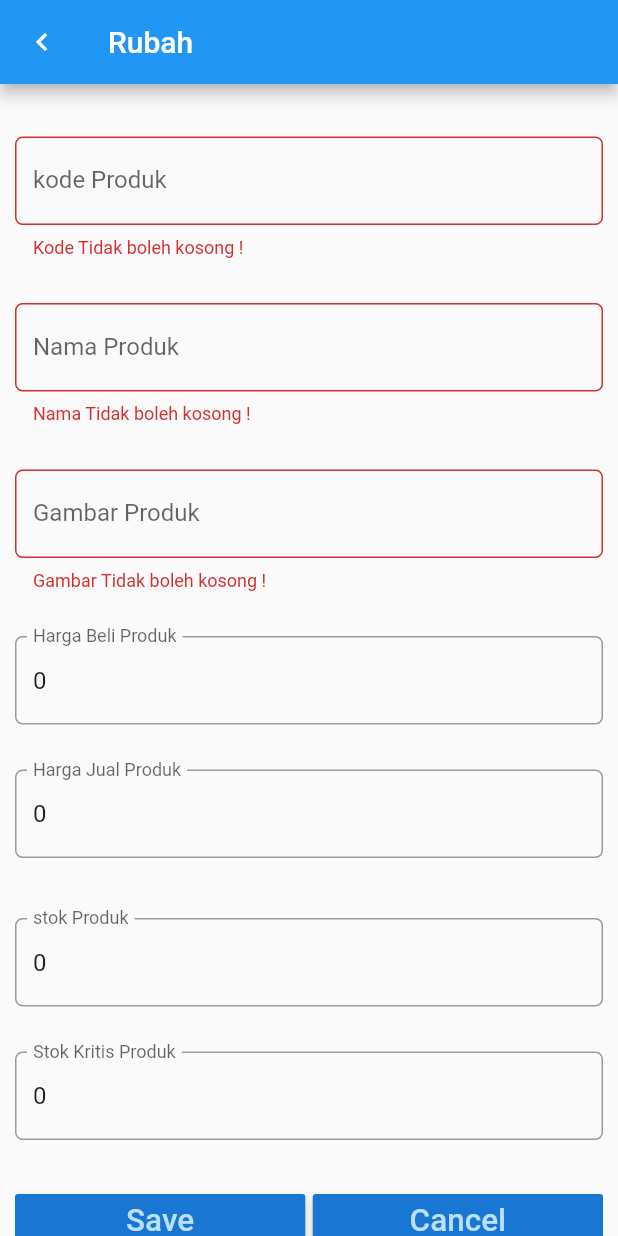
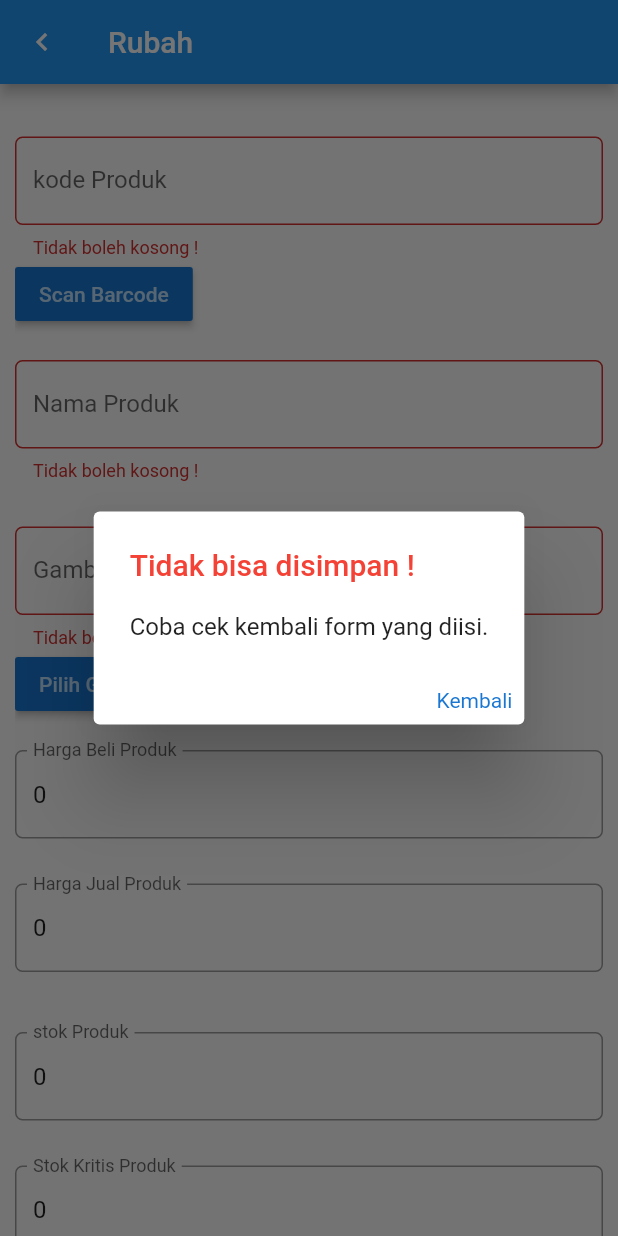
Before and after one commit to TaufiqOdhi/posFlutter, a Flutter app: the EntryForm screen opened directly with empty values, after a tap on "Save", on a phone screen of 412 x 824 dp. Run offline on Flutter 3.47's test engine with Material 2 defaults, Android fonts, the phone set to English and light mode, and no system bars; our stand-ins replace sqflite; accounts and stored records are empty.

Commit message:
init Scan Barcode dan pilih gambar

```diff
--- a/lib/enter.dart
+++ b/lib/enter.dart
@@ -1,7 +1,7 @@
 import 'package:flutter/material.dart';
 import 'package:pos/produk.dart';
 
-class EntryForm extends StatefulWidget{
+class EntryForm extends StatefulWidget {
   final Produk produk;
 
   EntryForm(this.produk);
@@ -10,7 +10,7 @@ class EntryForm extends StatefulWidget{
   EntryFormState createState() => EntryFormState(this.produk);
 }
 
-class EntryFormState extends State<EntryForm>{
+class EntryFormState extends State<EntryForm> {
   Produk produk;
   bool _error = false;
   bool _errorKode = false;
@@ -31,8 +31,8 @@ class EntryFormState extends State<EntryForm>{
   TextEditingController stokProdukController = TextEditingController();
 
   @override
-  Widget build(BuildContext context){
-    if(produk != null){
+  Widget build(BuildContext context) {
+    if (produk != null) {
       kodeProdukController.text = produk.kodeProduk;
       namaProdukController.text = produk.namaProduk;
       gambarProdukController.text = produk.gambarProduk;
@@ -53,101 +53,46 @@ class EntryFormState extends State<EntryForm>{
         ),
       ),
       body: Padding(
-        padding: EdgeInsets.only(top: 15.0, left:10.0, right:10.0),
-        child: ListView(
-          children: <Widget> [
-            Padding(//kode produk
-              padding: EdgeInsets.only(top:20.0, bottom:10.0),
+        padding: EdgeInsets.only(top: 15.0, left: 10.0, right: 10.0),
+        child: ListView(children: <Widget>[
+          Padding(
+            //kode produk
+            padding: EdgeInsets.only(top: 20.0),
             child: TextField(
               controller: kodeProdukController,
               keyboardType: TextInputType.text,
               decoration: InputDecoration(
                 labelText: 'kode Produk',
-                  errorText: _errorKode ? 'Kode Tidak boleh kosong !' : null,
+                errorText: _errorKode ? 'Tidak boleh kosong !' : null,
                 border: OutlineInputBorder(
                   borderRadius: BorderRadius.circular(5.0),
                 ),
               ),
             ),
           ),
-            Padding(//nama produk
-              padding: EdgeInsets.only(top:20.0, bottom:10.0),
+          Row(
+            children: <Widget>[
+              Flexible(
+                child: RaisedButton(
+                    color: Theme.of(context).primaryColorDark,
+                    textColor: Theme.of(context).primaryColorLight,
+                    child: Text(
+                      'Scan Barcode',
+                      textScaleFactor: 1.0,
+                    ),
+                    onPressed: () {}),
+              ),
+            ],
+          ),
+          Padding(
+            //nama produk
+            padding: EdgeInsets.only(top: 20.0, bottom: 10.0),
             child: TextField(
               controller: namaProdukController,
               keyboardType: TextInputType.text,
               decoration: InputDecoration(
                 labelText: 'Nama Produk',
-                  errorText: _errorNama ? 'Nama Tidak boleh kosong !' : null,
-                  border: OutlineInputBorder(
-                    borderRadius: BorderRadius.circular(5.0),
-                  ),
-                ),
-              ),
-            ),
-            Padding(//gambar produk
-              padding: EdgeInsets.only(top:20.0, bottom:10.0),
-              child: TextField(
-                controller: gambarProdukController,
-                keyboardType: TextInputType.text,
-                decoration: InputDecoration(
-                  labelText: 'Gambar Produk',
-                  errorText: _errorGambar ? 'Gambar Tidak boleh kosong !' : null,
-                  border: OutlineInputBorder(
-                    borderRadius: BorderRadius.circular(5.0),
-                  ),
-                ),
-              ),
-            ),
-            Padding(//harga beli produk
-              padding: EdgeInsets.only(top:20.0, bottom:10.0),
-              child: TextField(
-                controller: hargaBeliProdukController,
-                keyboardType: TextInputType.number,
-                decoration: InputDecoration(
-                  labelText: 'Harga Beli Produk',
-                  errorText: _errorHargaBeli ? 'Beli Tidak boleh kosong !' : null,
-                  border: OutlineInputBorder(
-                    borderRadius: BorderRadius.circular(5.0),
-                  ),
-                ),
-              ),
-            ),
-            Padding(//harga jual produk
-              padding: EdgeInsets.only(top:20.0, bottom:20.0),
-              child: TextField(
-                controller: hargaJualController,
-                keyboardType: TextInputType.number,
-                decoration: InputDecoration(
-                  labelText: 'Harga Jual Produk',
-                  errorText: _errorHargaJual ? 'Jual Tidak boleh kosong !' : null,
-                  border: OutlineInputBorder(
-                    borderRadius: BorderRadius.circular(5.0),
-                  ),
-                ),
-              ),
-            ),
-            Padding(//stok produk
-              padding: EdgeInsets.only(top:20.0, bottom:10.0),
-              child: TextField(
-                controller: stokProdukController,
-                keyboardType: TextInputType.number,
-                decoration: InputDecoration(
-                  labelText: 'stok Produk',
-                  errorText: _errorStok ? 'Stok Tidak boleh kosong !' : null,
-                  border: OutlineInputBorder(
-                    borderRadius: BorderRadius.circular(5.0),
-                  ),
-                ),
-              ),
-            ),
-            Padding(//stok kritis produk
-              padding: EdgeInsets.only(top:20.0, bottom:10.0),
-              child: TextField(
-                controller: stokKritisProdukController,
-                keyboardType: TextInputType.number,
-                decoration: InputDecoration(
-                  labelText: 'Stok Kritis Produk',
-                  errorText: _errorStokKritis ? 'Kritis Tidak boleh kosong !' : null,
+                errorText: _errorNama ? 'Tidak boleh kosong !' : null,
                 border: OutlineInputBorder(
                   borderRadius: BorderRadius.circular(5.0),
                 ),
@@ -155,7 +100,103 @@ class EntryFormState extends State<EntryForm>{
             ),
           ),
           Padding(
-              padding: EdgeInsets.only(top:20.0, bottom:20.0),
+            //gambar produk
+            padding: EdgeInsets.only(top: 20.0),
+            child: TextField(
+              controller: gambarProdukController,
+              keyboardType: TextInputType.text,
+              decoration: InputDecoration(
+                labelText: 'Gambar Produk',
+                errorText: _errorGambar ? 'Tidak boleh kosong !' : null,
+                border: OutlineInputBorder(
+                  borderRadius: BorderRadius.circular(5.0),
+                ),
+              ),
+            ),
+          ),
+          Row(
+            children: <Widget>[
+              Flexible(
+                child: RaisedButton(
+                    color: Theme.of(context).primaryColorDark,
+                    textColor: Theme.of(context).primaryColorLight,
+                    child: Text(
+                      'Pilih Gambar',
+                      textScaleFactor: 1.0,
+                    ),
+                    onPressed: () {}),
+              ),
+            ],
+          ),
+          Padding(
+            //harga beli produk
+            padding: EdgeInsets.only(top: 20.0, bottom: 10.0),
+            child: TextField(
+              controller: hargaBeliProdukController,
+              keyboardType: TextInputType.number,
+              decoration: InputDecoration(
+                labelText: 'Harga Beli Produk',
+                errorText: _errorHargaBeli
+                    ? 'Tidak boleh kosong dan harus angka !'
+                    : null,
+                border: OutlineInputBorder(
+                  borderRadius: BorderRadius.circular(5.0),
+                ),
+              ),
+            ),
+          ),
+          Padding(
+            //harga jual produk
+            padding: EdgeInsets.only(top: 20.0, bottom: 20.0),
+            child: TextField(
+              controller: hargaJualController,
+              keyboardType: TextInputType.number,
+              decoration: InputDecoration(
+                labelText: 'Harga Jual Produk',
+                errorText: _errorHargaJual
+                    ? 'Tidak boleh kosong dan harus angka !'
+                    : null,
+                border: OutlineInputBorder(
+                  borderRadius: BorderRadius.circular(5.0),
+                ),
+              ),
+            ),
+          ),
+          Padding(
+            //stok produk
+            padding: EdgeInsets.only(top: 20.0, bottom: 10.0),
+            child: TextField(
+              controller: stokProdukController,
+              keyboardType: TextInputType.number,
+              decoration: InputDecoration(
+                labelText: 'stok Produk',
+                errorText:
+                    _errorStok ? 'Tidak boleh kosong dan harus angka !' : null,
+                border: OutlineInputBorder(
+                  borderRadius: BorderRadius.circular(5.0),
+                ),
+              ),
+            ),
+          ),
+          Padding(
+            //stok kritis produk
+            padding: EdgeInsets.only(top: 20.0, bottom: 10.0),
+            child: TextField(
+              controller: stokKritisProdukController,
+              keyboardType: TextInputType.number,
+              decoration: InputDecoration(
+                labelText: 'Stok Kritis Produk',
+                errorText: _errorStokKritis
+                    ? 'Tidak boleh kosong dan harus angka !'
+                    : null,
+                border: OutlineInputBorder(
+                  borderRadius: BorderRadius.circular(5.0),
+                ),
+              ),
+            ),
+          ),
+          Padding(
+            padding: EdgeInsets.only(top: 20.0, bottom: 20.0),
             child: Row(
               children: <Widget>[
                 Expanded(
@@ -166,22 +207,48 @@ class EntryFormState extends State<EntryForm>{
                       'Save',
                       textScaleFactor: 1.5,
                     ),
-                      onPressed: (){
+                    onPressed: () {
                       setState(() {
-                          kodeProdukController.text.isEmpty ? _errorKode = true : _errorKode = false;
-                          namaProdukController.text.isEmpty ? _errorNama = true : _errorNama = false;
-                          gambarProdukController.text.isEmpty ? _errorGambar = true : _errorGambar = false;
-                          hargaBeliProdukController.text.isEmpty ? _errorHargaBeli = true : _errorHargaBeli = false;
-                          hargaJualController.text.isEmpty ? _errorHargaJual = true : _errorHargaJual = false;
-                          stokProdukController.text.isEmpty ? _errorStok = true : _errorStok = false;
-                          stokKritisProdukController.text.isEmpty ? _errorStokKritis = true : _errorStokKritis = false;
+                        kodeProdukController.text.isEmpty
+                            ? _errorKode = true
+                            : _errorKode = false;
+                        namaProdukController.text.isEmpty
+                            ? _errorNama = true
+                            : _errorNama = false;
+                        gambarProdukController.text.isEmpty
+                            ? _errorGambar = true
+                            : _errorGambar = false;
+                        int.tryParse(hargaBeliProdukController.text) == null
+                            ? _errorHargaBeli = true
+                            : _errorHargaBeli = false;
+                        int.tryParse(hargaJualController.text) == null
+                            ? _errorHargaJual = true
+                            : _errorHargaJual = false;
+                        int.tryParse(stokProdukController.text) == null
+                            ? _errorStok = true
+                            : _errorStok = false;
+                        int.tryParse(stokKritisProdukController.text) == null
+                            ? _errorStokKritis = true
+                            : _errorStokKritis = false;
 
-                          !_errorKode ? !_errorNama ? !_errorGambar ? !_errorHargaBeli ? !_errorHargaJual ? !_errorStok ?
-                          !_errorStokKritis ? _error = false : _error = true
-                          : _error = true: _error = true: _error = true: _error = true: _error = true: _error = true;
+                        !_errorKode
+                            ? !_errorNama
+                                ? !_errorGambar
+                                    ? !_errorHargaBeli
+                                        ? !_errorHargaJual
+                                            ? !_errorStok
+                                                ? !_errorStokKritis
+                                                    ? _error = false
+                                                    : _error = true
+                                                : _error = true
+                                            : _error = true
+                                        : _error = true
+                                    : _error = true
+                                : _error = true
+                            : _error = true;
                       });
-                        if(!_error){
-                          if(produk == null){
+                      if (!_error) {
+                        if (produk == null) {
                           produk = Produk(
                               kodeProdukController.text,
                               namaProdukController.text,
@@ -189,23 +256,50 @@ class EntryFormState extends State<EntryForm>{
                               int.parse(hargaBeliProdukController.text),
                               int.parse(hargaJualController.text),
                               int.parse(stokKritisProdukController.text),
-                            int.parse(stokProdukController.text)
-                          );
-                          }else{
+                              int.parse(stokProdukController.text));
+                        } else {
                           produk.kodeProduk = kodeProdukController.text;
                           produk.gambarProduk = gambarProdukController.text;
                           produk.namaProduk = namaProdukController.text;
-                            produk.hargaBeliProduk = int.parse(hargaBeliProdukController.text);
-                            produk.hargaJualProduk = int.parse(hargaJualController.text);
-                            produk.stokKritisProduk = int.parse(stokKritisProdukController.text);
-                            produk.stokProduk = int.parse(stokProdukController.text);
+                          produk.hargaBeliProduk =
+                              int.parse(hargaBeliProdukController.text);
+                          produk.hargaJualProduk =
+                              int.parse(hargaJualController.text);
+                          produk.stokKritisProduk =
+                              int.parse(stokKritisProdukController.text);
+                          produk.stokProduk =
+                              int.parse(stokProdukController.text);
                         }
                         Navigator.pop(context, produk);
+                      } else {
+                        showDialog(
+                            context: context,
+                            builder: (context) => new AlertDialog(
+                                  title: new Text(
+                                    'Tidak bisa disimpan !',
+                                    style: TextStyle(color: Colors.red),
+                                  ),
+                                  content: new Text(
+                                      'Coba cek kembali form yang diisi.'),
+                                  actions: <Widget>[
+                                    new GestureDetector(
+                                      onTap: () => Navigator.of(context).pop(),
+                                      child: Text(
+                                        "Kembali",
+                                        style: TextStyle(
+                                            color: Theme.of(context)
+                                                .primaryColorDark),
+                                      ),
+                                    ),
+                                  ],
+                                ));
                       }
                     },
                   ),
                 ),
-                  Container(width: 5.0,),
+                Container(
+                  width: 5.0,
+                ),
                 Expanded(
                   child: RaisedButton(
                     color: Theme.of(context).primaryColorDark,
@@ -214,7 +308,7 @@ class EntryFormState extends State<EntryForm>{
                       'Cancel',
                       textScaleFactor: 1.5,
                     ),
-                      onPressed: (){
+                    onPressed: () {
                       Navigator.pop(context);
                     },
                   ),
@@ -222,10 +316,8 @@ class EntryFormState extends State<EntryForm>{
               ],
             ),
           ),
-          ]
-        ),
+        ]),
       ),
     );
   }
-
 }
--- a/lib/home.dart
+++ b/lib/home.dart
@@ -100,12 +100,18 @@ class _HomeState extends State<Home> {
                 actions: <Widget>[
                   new GestureDetector(
                     onTap: () => Navigator.of(context).pop(),
-                    child: Text("Tidak"),
+                    child: Text(
+                      "Tidak",
+                      style: TextStyle(color: Theme.of(context).primaryColorDark),
+                    ),
                   ),
                   SizedBox(height: 16),
                   new GestureDetector(
                     onTap: () => deleteProduk(produk),
-                    child: Text("Ya"),
+                    child: Text(
+                      "Ya",
+                      style: TextStyle(color: Theme.of(context).primaryColorDark),
+                    ),
                   )
                 ],
               )
```
Lines whose indentation alone changed are shown as unchanged.
